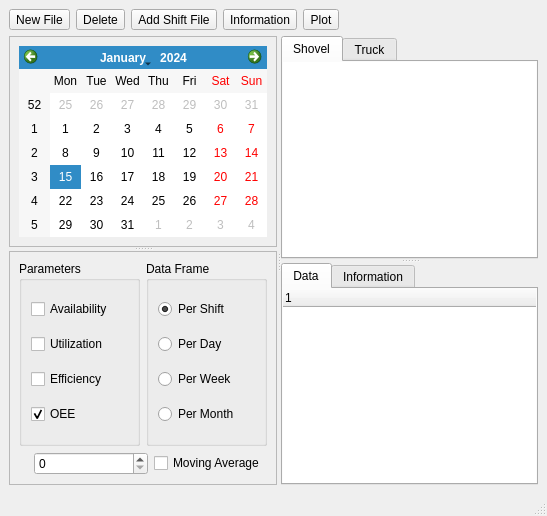
Before: the Qt Designer form mlogUI/mwindow.ui in peter273/mlog, drawn with Qt 5.
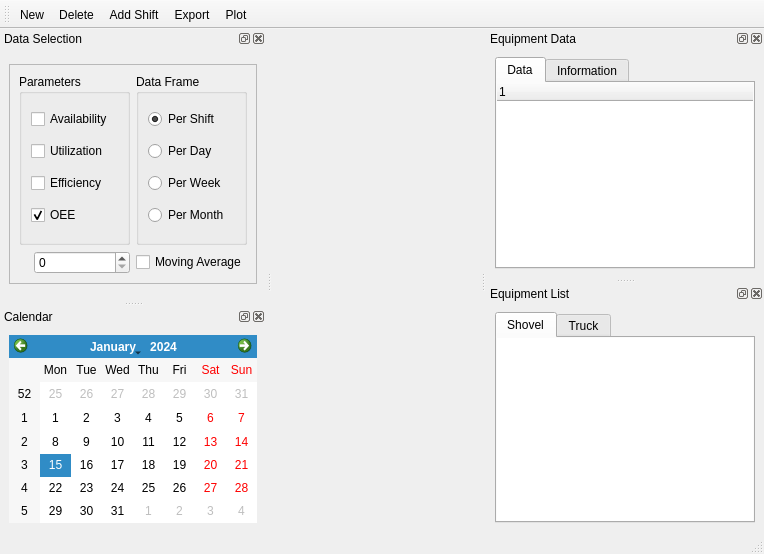
After: the same form once the commit is applied. The open tabs and pages were chosen to show the change. Icons and pictures are not drawn.

```diff
--- a/mlogUI/mwindow.ui
+++ b/mlogUI/mwindow.ui
@@ -9,8 +9,8 @@
    <rect>
     <x>0</x>
     <y>0</y>
-    <width>547</width>
-    <height>516</height>
+    <width>764</width>
+    <height>554</height>
    </rect>
   </property>
   <property name="windowTitle">
@@ -22,179 +22,174 @@
   <property name="unifiedTitleAndToolBarOnMac">
    <bool>false</bool>
   </property>
-  <widget class="QWidget" name="centralwidget">
-   <layout class="QHBoxLayout" name="horizontalLayout_11">
-    <item>
-     <layout class="QVBoxLayout" name="verticalLayout_2">
-      <item>
-       <layout class="QHBoxLayout" name="horizontalLayout_6">
-        <item>
-         <widget class="QToolButton" name="new_toolbtn">
-          <property name="mouseTracking">
-           <bool>false</bool>
-          </property>
-          <property name="toolTip">
-           <string extracomment="New Equipment"/>
-          </property>
-          <property name="statusTip">
-           <string extracomment="New Equipment"/>
-          </property>
-          <property name="whatsThis">
-           <string extracomment="New Equipment"/>
-          </property>
-          <property name="text">
-           <string extracomment="New File">New File</string>
-          </property>
-          <property name="iconSize">
+  <widget class="QWidget" name="centralwidget"/>
+  <widget class="QDockWidget" name="dockWidget_3">
+   <property name="minimumSize">
            <size>
-            <width>30</width>
-            <height>30</height>
-           </size>
-          </property>
-          <property name="shortcut">
-           <string extracomment="New File"/>
-          </property>
-          <property name="checkable">
-           <bool>false</bool>
-          </property>
-          <property name="popupMode">
-           <enum>QToolButton::InstantPopup</enum>
-          </property>
-          <property name="toolButtonStyle">
-           <enum>Qt::ToolButtonFollowStyle</enum>
-          </property>
-         </widget>
-        </item>
-        <item>
-         <widget class="QToolButton" name="delete_toolbtn">
-          <property name="text">
-           <string>Delete</string>
-          </property>
-          <property name="iconSize">
-           <size>
-            <width>30</width>
-            <height>30</height>
-           </size>
-          </property>
-          <property name="shortcut">
-           <string/>
-          </property>
-          <property name="popupMode">
-           <enum>QToolButton::InstantPopup</enum>
-          </property>
-          <property name="toolButtonStyle">
-           <enum>Qt::ToolButtonFollowStyle</enum>
-          </property>
-         </widget>
-        </item>
-        <item>
-         <widget class="QToolButton" name="addshift_toolbtn">
-          <property name="text">
-           <string>Add Shift File</string>
-          </property>
-          <property name="iconSize">
-           <size>
-            <width>30</width>
-            <height>30</height>
-           </size>
-          </property>
-          <property name="toolButtonStyle">
-           <enum>Qt::ToolButtonFollowStyle</enum>
-          </property>
-         </widget>
-        </item>
-        <item>
-         <widget class="QToolButton" name="info_toolbtn">
-          <property name="text">
-           <string>Information</string>
-          </property>
-          <property name="iconSize">
-           <size>
-            <width>30</width>
-            <height>30</height>
-           </size>
-          </property>
-          <property name="toolButtonStyle">
-           <enum>Qt::ToolButtonFollowStyle</enum>
-          </property>
-         </widget>
-        </item>
-        <item>
-         <widget class="QToolButton" name="plot_toolbtn">
-          <property name="text">
-           <string>Plot</string>
-          </property>
-          <property name="iconSize">
-           <size>
-            <width>30</width>
-            <height>30</height>
-           </size>
-          </property>
-          <property name="toolButtonStyle">
-           <enum>Qt::ToolButtonFollowStyle</enum>
-          </property>
-         </widget>
-        </item>
-        <item>
-         <spacer name="horizontalSpacer">
-          <property name="orientation">
-           <enum>Qt::Horizontal</enum>
-          </property>
-          <property name="sizeHint" stdset="0">
-           <size>
-            <width>40</width>
-            <height>20</height>
-           </size>
-          </property>
-         </spacer>
-        </item>
-       </layout>
-      </item>
-      <item>
-       <widget class="QSplitter" name="splitter_3">
-        <property name="orientation">
-         <enum>Qt::Horizontal</enum>
-        </property>
-        <property name="childrenCollapsible">
-         <bool>false</bool>
-        </property>
-        <widget class="QSplitter" name="splitter_2">
-         <property name="sizePolicy">
-          <sizepolicy hsizetype="Fixed" vsizetype="Expanding">
-           <horstretch>0</horstretch>
-           <verstretch>0</verstretch>
-          </sizepolicy>
-         </property>
-         <property name="maximumSize">
-          <size>
-           <width>16777215</width>
-           <height>16777215</height>
-          </size>
-         </property>
-         <property name="orientation">
-          <enum>Qt::Vertical</enum>
-         </property>
-         <property name="childrenCollapsible">
-          <bool>false</bool>
-         </property>
-         <widget class="QFrame" name="frame">
-          <property name="frameShape">
-           <enum>QFrame::StyledPanel</enum>
-          </property>
-          <property name="frameShadow">
-           <enum>QFrame::Raised</enum>
-          </property>
+     <width>145</width>
+     <height>150</height>
+    </size>
+   </property>
+   <property name="allowedAreas">
+    <set>Qt::LeftDockWidgetArea|Qt::RightDockWidgetArea</set>
+   </property>
+   <property name="windowTitle">
+    <string>Equipment Data</string>
+   </property>
+   <attribute name="dockWidgetArea">
+    <number>2</number>
+   </attribute>
+   <widget class="QWidget" name="dockWidgetContents">
           <layout class="QHBoxLayout" name="horizontalLayout_8">
            <item>
-            <widget class="QCalendarWidget" name="calendarWidget">
-             <property name="styleSheet">
-              <string notr="true"/>
-             </property>
+      <widget class="QTabWidget" name="info_listwidget">
+       <property name="layoutDirection">
+        <enum>Qt::LeftToRight</enum>
+       </property>
+       <property name="currentIndex">
+        <number>1</number>
+       </property>
+       <widget class="QWidget" name="data_tab">
+        <attribute name="title">
+         <string>Data</string>
+        </attribute>
+        <layout class="QHBoxLayout" name="horizontalLayout_4">
+         <property name="spacing">
+          <number>0</number>
+         </property>
+         <property name="margin">
+          <number>0</number>
+         </property>
+         <item>
+          <widget class="QTreeWidget" name="data_listwidget">
+           <property name="frameShape">
+            <enum>QFrame::NoFrame</enum>
+           </property>
+           <column>
+            <property name="text">
+             <string notr="true">1</string>
+            </property>
+           </column>
             </widget>
            </item>
           </layout>
          </widget>
+       <widget class="QWidget" name="information_tab">
+        <attribute name="title">
+         <string>Information</string>
+        </attribute>
+        <layout class="QHBoxLayout" name="horizontalLayout_3">
+         <property name="spacing">
+          <number>0</number>
+         </property>
+         <property name="margin">
+          <number>0</number>
+         </property>
+         <item>
+          <widget class="QTableWidget" name="tableWidget_3">
+           <property name="frameShape">
+            <enum>QFrame::NoFrame</enum>
+           </property>
+           <property name="frameShadow">
+            <enum>QFrame::Plain</enum>
+           </property>
+          </widget>
+         </item>
+        </layout>
+       </widget>
+      </widget>
+     </item>
+    </layout>
+   </widget>
+  </widget>
+  <widget class="QDockWidget" name="dockWidget_4">
+   <property name="allowedAreas">
+    <set>Qt::LeftDockWidgetArea|Qt::RightDockWidgetArea</set>
+   </property>
+   <property name="windowTitle">
+    <string>Equipment List</string>
+   </property>
+   <attribute name="dockWidgetArea">
+    <number>2</number>
+   </attribute>
+   <widget class="QWidget" name="dockWidgetContents_5">
+    <layout class="QHBoxLayout" name="horizontalLayout_13">
+     <item>
+      <widget class="QTabWidget" name="eq_tab">
+       <property name="layoutDirection">
+        <enum>Qt::LeftToRight</enum>
+       </property>
+       <property name="currentIndex">
+        <number>0</number>
+       </property>
+       <widget class="QWidget" name="shovel_tab">
+        <attribute name="title">
+         <string>Shovel</string>
+        </attribute>
+        <layout class="QHBoxLayout" name="horizontalLayout_2">
+         <property name="spacing">
+          <number>0</number>
+         </property>
+         <property name="margin">
+          <number>0</number>
+         </property>
+         <item>
+          <widget class="QListWidget" name="shovel_listwidget">
+           <property name="frameShape">
+            <enum>QFrame::NoFrame</enum>
+           </property>
+           <property name="frameShadow">
+            <enum>QFrame::Plain</enum>
+           </property>
+          </widget>
+         </item>
+        </layout>
+       </widget>
+       <widget class="QWidget" name="truck_tab">
+        <attribute name="title">
+         <string>Truck</string>
+        </attribute>
+        <layout class="QHBoxLayout" name="horizontalLayout">
+         <property name="spacing">
+          <number>0</number>
+         </property>
+         <property name="margin">
+          <number>0</number>
+         </property>
+         <item>
+          <widget class="QListWidget" name="truck_listwidget">
+           <property name="frameShape">
+            <enum>QFrame::NoFrame</enum>
+           </property>
+          </widget>
+         </item>
+        </layout>
+       </widget>
+      </widget>
+     </item>
+    </layout>
+   </widget>
+  </widget>
+  <widget class="QDockWidget" name="dockWidget">
+   <property name="allowedAreas">
+    <set>Qt::LeftDockWidgetArea|Qt::RightDockWidgetArea</set>
+   </property>
+   <property name="windowTitle">
+    <string>Data Selection</string>
+   </property>
+   <attribute name="dockWidgetArea">
+    <number>1</number>
+   </attribute>
+   <widget class="QWidget" name="dockWidgetContents_2">
+    <layout class="QHBoxLayout" name="horizontalLayout_11">
+     <item>
          <widget class="QFrame" name="frame_2">
+       <property name="maximumSize">
+        <size>
+         <width>266</width>
+         <height>220</height>
+        </size>
+       </property>
           <property name="frameShape">
            <enum>QFrame::StyledPanel</enum>
           </property>
@@ -321,133 +316,57 @@
           <zorder></zorder>
           <zorder></zorder>
          </widget>
-        </widget>
-        <widget class="QSplitter" name="splitter">
-         <property name="sizePolicy">
-          <sizepolicy hsizetype="Expanding" vsizetype="Expanding">
-           <horstretch>0</horstretch>
-           <verstretch>0</verstretch>
-          </sizepolicy>
-         </property>
-         <property name="orientation">
-          <enum>Qt::Vertical</enum>
-         </property>
-         <property name="childrenCollapsible">
+     </item>
+    </layout>
+   </widget>
+  </widget>
+  <widget class="QDockWidget" name="dockWidget_2">
+   <property name="allowedAreas">
+    <set>Qt::LeftDockWidgetArea|Qt::RightDockWidgetArea</set>
+   </property>
+   <property name="windowTitle">
+    <string>Calendar</string>
+   </property>
+   <attribute name="dockWidgetArea">
+    <number>1</number>
+   </attribute>
+   <widget class="QWidget" name="dockWidgetContents_3">
+    <layout class="QHBoxLayout" name="horizontalLayout_12">
+     <item>
+      <widget class="QCalendarWidget" name="calendarWidget">
+       <property name="maximumSize">
+        <size>
+         <width>266</width>
+         <height>220</height>
+        </size>
+       </property>
+       <property name="styleSheet">
+        <string notr="true"/>
+       </property>
+      </widget>
+     </item>
+    </layout>
+   </widget>
+  </widget>
+  <widget class="QStatusBar" name="statusBar"/>
+  <widget class="QToolBar" name="toolBar">
+   <property name="windowTitle">
+    <string>toolBar</string>
+   </property>
+   <property name="toolButtonStyle">
+    <enum>Qt::ToolButtonTextBesideIcon</enum>
+   </property>
+   <attribute name="toolBarArea">
+    <enum>TopToolBarArea</enum>
+   </attribute>
+   <attribute name="toolBarBreak">
           <bool>false</bool>
-         </property>
-         <widget class="QTabWidget" name="eq_tab">
-          <property name="layoutDirection">
-           <enum>Qt::LeftToRight</enum>
-          </property>
-          <property name="currentIndex">
-           <number>0</number>
-          </property>
-          <widget class="QWidget" name="shovel_tab">
-           <attribute name="title">
-            <string>Shovel</string>
-           </attribute>
-           <layout class="QHBoxLayout" name="horizontalLayout_2">
-            <property name="spacing">
-             <number>0</number>
-            </property>
-            <property name="margin">
-             <number>0</number>
-            </property>
-            <item>
-             <widget class="QListWidget" name="shovel_listwidget">
-              <property name="frameShape">
-               <enum>QFrame::NoFrame</enum>
-              </property>
-              <property name="frameShadow">
-               <enum>QFrame::Plain</enum>
-              </property>
-             </widget>
-            </item>
-           </layout>
-          </widget>
-          <widget class="QWidget" name="truck_tab">
-           <attribute name="title">
-            <string>Truck</string>
-           </attribute>
-           <layout class="QHBoxLayout" name="horizontalLayout">
-            <property name="spacing">
-             <number>0</number>
-            </property>
-            <property name="margin">
-             <number>0</number>
-            </property>
-            <item>
-             <widget class="QListWidget" name="truck_listwidget">
-              <property name="frameShape">
-               <enum>QFrame::NoFrame</enum>
-              </property>
-             </widget>
-            </item>
-           </layout>
-          </widget>
-         </widget>
-         <widget class="QTabWidget" name="info_listwidget">
-          <property name="layoutDirection">
-           <enum>Qt::LeftToRight</enum>
-          </property>
-          <property name="currentIndex">
-           <number>0</number>
-          </property>
-          <widget class="QWidget" name="data_tab">
-           <attribute name="title">
-            <string>Data</string>
-           </attribute>
-           <layout class="QHBoxLayout" name="horizontalLayout_4">
-            <property name="spacing">
-             <number>0</number>
-            </property>
-            <property name="margin">
-             <number>0</number>
-            </property>
-            <item>
-             <widget class="QTreeWidget" name="data_listwidget">
-              <property name="frameShape">
-               <enum>QFrame::NoFrame</enum>
-              </property>
-              <column>
-               <property name="text">
-                <string notr="true">1</string>
-               </property>
-              </column>
-             </widget>
-            </item>
-           </layout>
-          </widget>
-          <widget class="QWidget" name="information_tab">
-           <attribute name="title">
-            <string>Information</string>
-           </attribute>
-           <layout class="QHBoxLayout" name="horizontalLayout_3">
-            <property name="spacing">
-             <number>0</number>
-            </property>
-            <property name="margin">
-             <number>0</number>
-            </property>
-            <item>
-             <widget class="QTableWidget" name="tableWidget_3">
-              <property name="frameShape">
-               <enum>QFrame::NoFrame</enum>
-              </property>
-              <property name="frameShadow">
-               <enum>QFrame::Plain</enum>
-              </property>
-             </widget>
-            </item>
-           </layout>
-          </widget>
-         </widget>
-        </widget>
-       </widget>
-      </item>
-     </layout>
-    </item>
-   </layout>
+   </attribute>
+   <addaction name="actionNewEquipment"/>
+   <addaction name="actionDelete"/>
+   <addaction name="actionAdd_Shift"/>
+   <addaction name="actionExport"/>
+   <addaction name="actionPlot"/>
   </widget>
   <widget class="QMenuBar" name="menubar">
    <property name="geometry">
@@ -459,8 +378,11 @@
     </rect>
    </property>
   </widget>
-  <widget class="QStatusBar" name="statusbar"/>
-  <action name="actionNew">
+  <action name="actionNewEquipment">
+   <property name="icon">
+    <iconset>
+     <normaloff>../../../.designer/backup/flaticons/icons/png/plus.png</normaloff>../../../.designer/backup/flaticons/icons/png/plus.png</iconset>
+   </property>
    <property name="text">
     <string>New</string>
    </property>
@@ -473,6 +395,27 @@
   <action name="actionAdd_Shift">
    <property name="text">
     <string>Add Shift</string>
+   </property>
+   <property name="toolTip">
+    <string>AddShift</string>
+   </property>
+  </action>
+  <action name="actionPlot">
+   <property name="icon">
+    <iconset>
+     <normaloff>../../../.designer/backup/flaticons/icons/png/next-1.png</normaloff>../../../.designer/backup/flaticons/icons/png/next-1.png</iconset>
+   </property>
+   <property name="text">
+    <string>Plot</string>
+   </property>
+  </action>
+  <action name="actionExport">
+   <property name="icon">
+    <iconset>
+     <normaloff>../../../.designer/backup/flaticons/icons/png/download.png</normaloff>../../../.designer/backup/flaticons/icons/png/download.png</iconset>
+   </property>
+   <property name="text">
+    <string>Export</string>
    </property>
   </action>
  </widget>
```
Left out of the diff: 12 changed lines with no effect on the pictures. Lines whose indentation alone changed are shown as unchanged.
